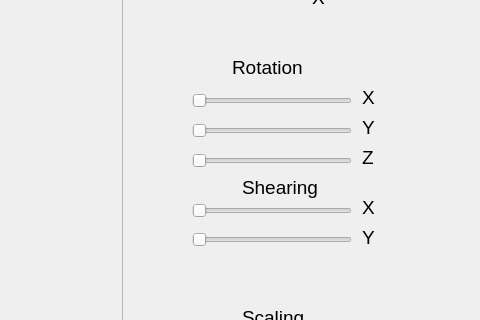
Old version of the form mainwindow.ui in the repository AdamGinna/StarSystem; both pictures show x 768 to 1248 and y 205 to 525 of the 1248 by 672 pixel window.
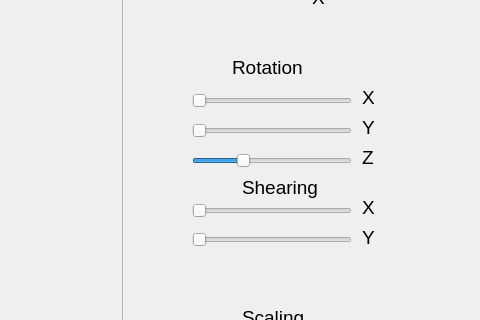
New version of the form.

The edit to the form file:
```diff
--- a/mainwindow.ui
+++ b/mainwindow.ui
@@ -409,7 +409,7 @@
      <number>450</number>
     </property>
     <property name="value">
-     <number>0</number>
+     <number>135</number>
     </property>
     <property name="orientation">
      <enum>Qt::Horizontal</enum>
```
